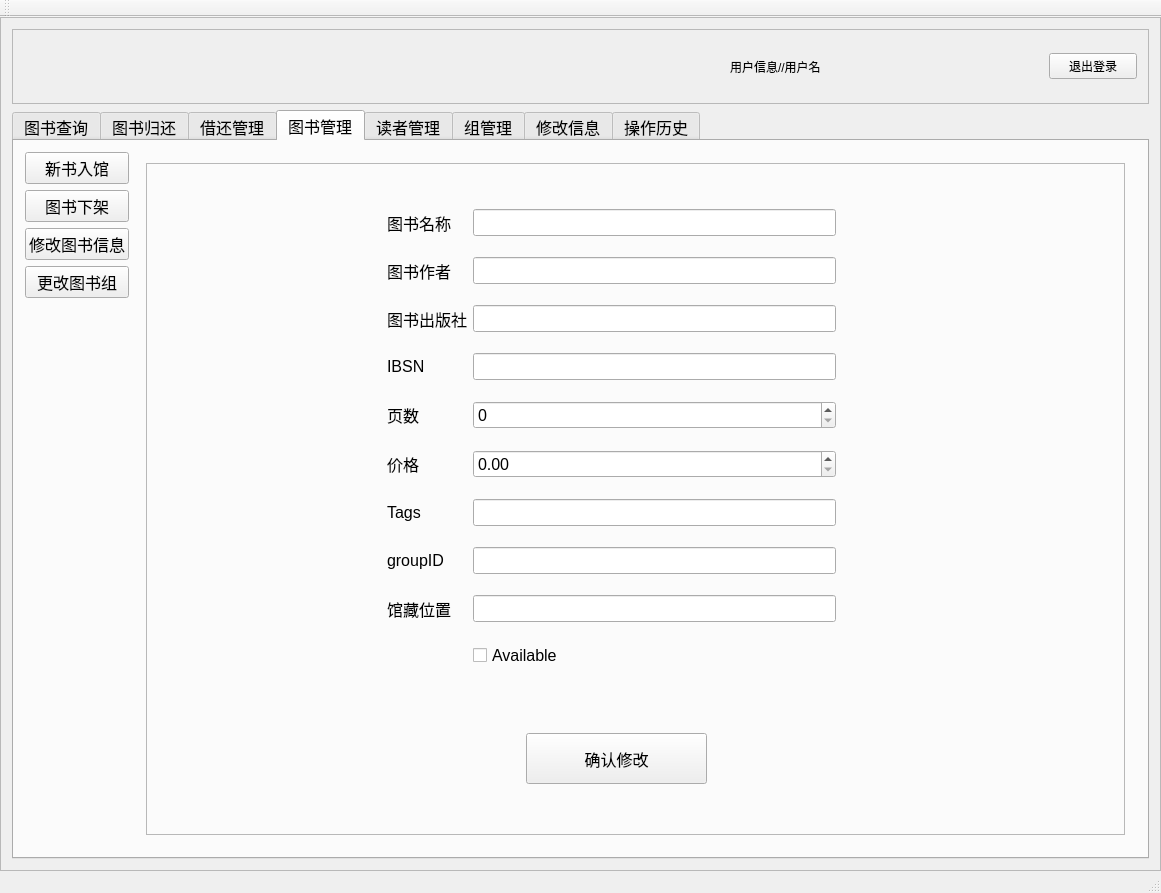
Qt form reader.ui (lixiaojia2017/libclient) before a commit.
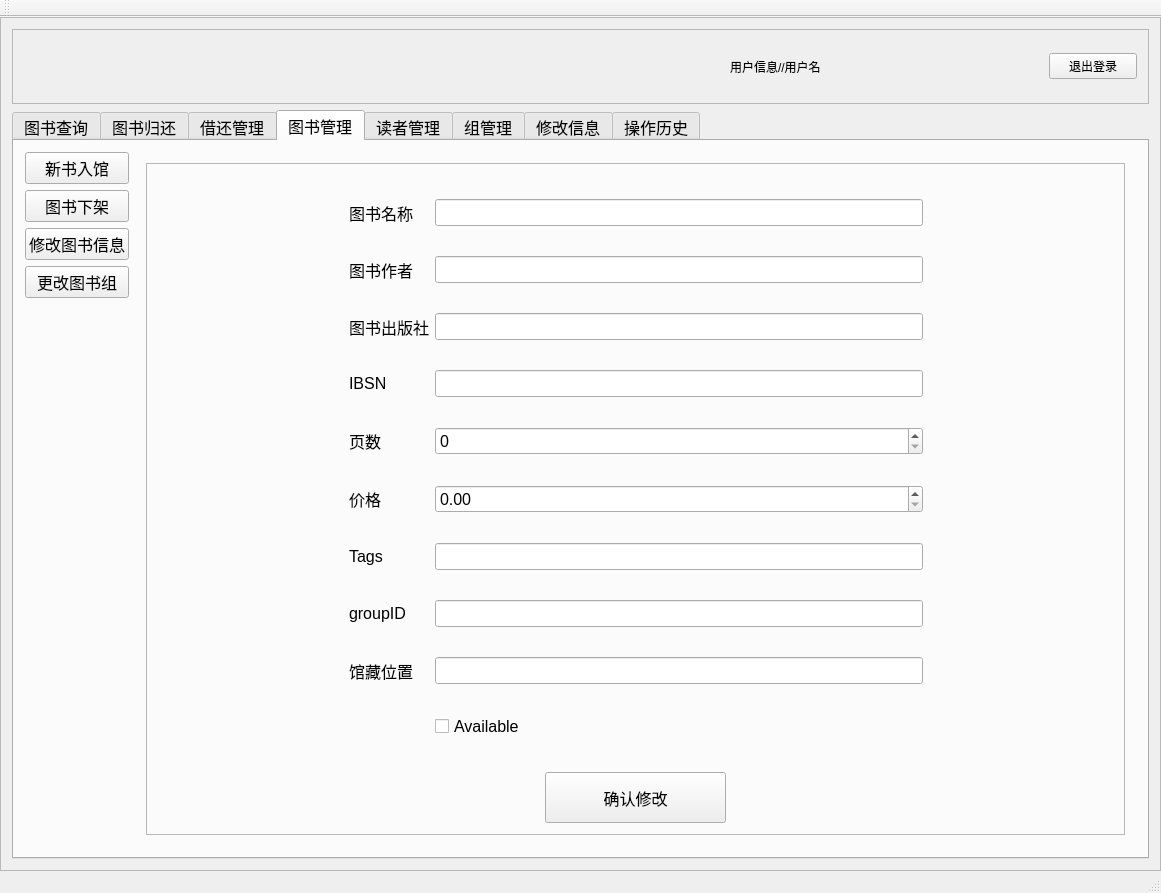
The same form after that commit. The open tabs and pages were chosen to show the change. Icons and pictures are not drawn.

Patch:
```diff
--- a/reader.ui
+++ b/reader.ui
@@ -1000,31 +1000,27 @@
                       <property name="frameShadow">
                        <enum>QFrame::Raised</enum>
                       </property>
-                      <widget class="QPushButton" name="changebook">
-                       <property name="geometry">
-                        <rect>
-                         <x>380</x>
-                         <y>570</y>
-                         <width>181</width>
-                         <height>51</height>
-                        </rect>
-                       </property>
-                       <property name="text">
-                        <string>确认修改</string>
-                       </property>
-                      </widget>
-                      <widget class="QWidget" name="layoutWidget_4">
-                       <property name="geometry">
-                        <rect>
-                         <x>230</x>
-                         <y>20</y>
-                         <width>471</width>
-                         <height>521</height>
-                        </rect>
-                       </property>
+                      <layout class="QGridLayout" name="gridLayout_44">
+                       <item row="0" column="0">
+                        <spacer name="horizontalSpacer_15">
+                         <property name="orientation">
+                          <enum>Qt::Horizontal</enum>
+                         </property>
+                         <property name="sizeHint" stdset="0">
+                          <size>
+                           <width>177</width>
+                           <height>20</height>
+                          </size>
+                         </property>
+                        </spacer>
+                       </item>
+                       <item row="0" column="1" rowspan="2" colspan="3">
                        <layout class="QGridLayout" name="gridLayout_34">
                         <item row="0" column="0">
                          <widget class="QLabel" name="label_42">
+                           <property name="enabled">
+                            <bool>true</bool>
+                           </property>
                           <property name="text">
                            <string>图书名称</string>
                           </property>
@@ -1121,7 +1117,92 @@
                          </widget>
                         </item>
                        </layout>
-                      </widget>
+                       </item>
+                       <item row="0" column="4">
+                        <spacer name="horizontalSpacer_16">
+                         <property name="orientation">
+                          <enum>Qt::Horizontal</enum>
+                         </property>
+                         <property name="sizeHint" stdset="0">
+                          <size>
+                           <width>176</width>
+                           <height>20</height>
+                          </size>
+                         </property>
+                        </spacer>
+                       </item>
+                       <item row="1" column="0">
+                        <spacer name="horizontalSpacer_25">
+                         <property name="orientation">
+                          <enum>Qt::Horizontal</enum>
+                         </property>
+                         <property name="sizeHint" stdset="0">
+                          <size>
+                           <width>40</width>
+                           <height>20</height>
+                          </size>
+                         </property>
+                        </spacer>
+                       </item>
+                       <item row="1" column="4">
+                        <spacer name="horizontalSpacer_26">
+                         <property name="orientation">
+                          <enum>Qt::Horizontal</enum>
+                         </property>
+                         <property name="sizeHint" stdset="0">
+                          <size>
+                           <width>176</width>
+                           <height>20</height>
+                          </size>
+                         </property>
+                        </spacer>
+                       </item>
+                       <item row="2" column="1">
+                        <spacer name="horizontalSpacer_17">
+                         <property name="orientation">
+                          <enum>Qt::Horizontal</enum>
+                         </property>
+                         <property name="sizeHint" stdset="0">
+                          <size>
+                           <width>176</width>
+                           <height>20</height>
+                          </size>
+                         </property>
+                        </spacer>
+                       </item>
+                       <item row="2" column="2">
+                        <widget class="QPushButton" name="changebook">
+                         <property name="minimumSize">
+                          <size>
+                           <width>181</width>
+                           <height>51</height>
+                          </size>
+                         </property>
+                         <property name="maximumSize">
+                          <size>
+                           <width>181</width>
+                           <height>51</height>
+                          </size>
+                         </property>
+                         <property name="text">
+                          <string>确认修改</string>
+                         </property>
+                        </widget>
+                       </item>
+                       <item row="2" column="3">
+                        <spacer name="horizontalSpacer_18">
+                         <property name="orientation">
+                          <enum>Qt::Horizontal</enum>
+                         </property>
+                         <property name="sizeHint" stdset="0">
+                          <size>
+                           <width>177</width>
+                           <height>20</height>
+                          </size>
+                         </property>
+                        </spacer>
+                       </item>
+                      </layout>
                      </widget>
                     </item>
                    </layout>
```
Left out of the diff: 506 changed lines with no effect on the pictures. Lines whose indentation alone changed are shown as unchanged.
